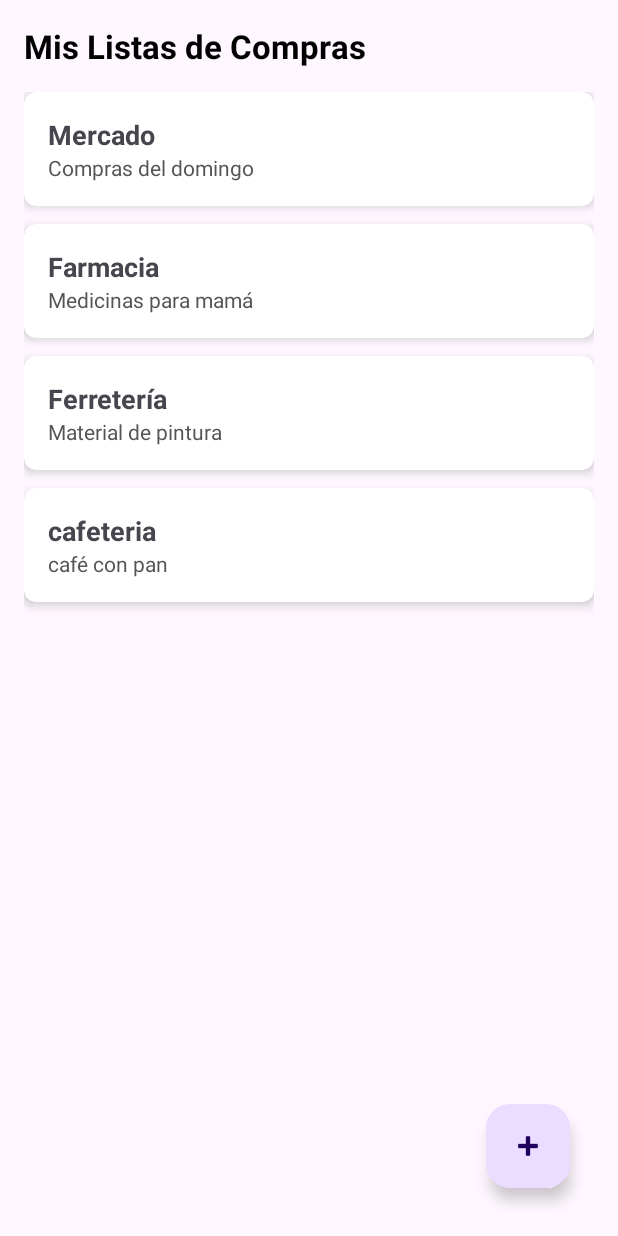
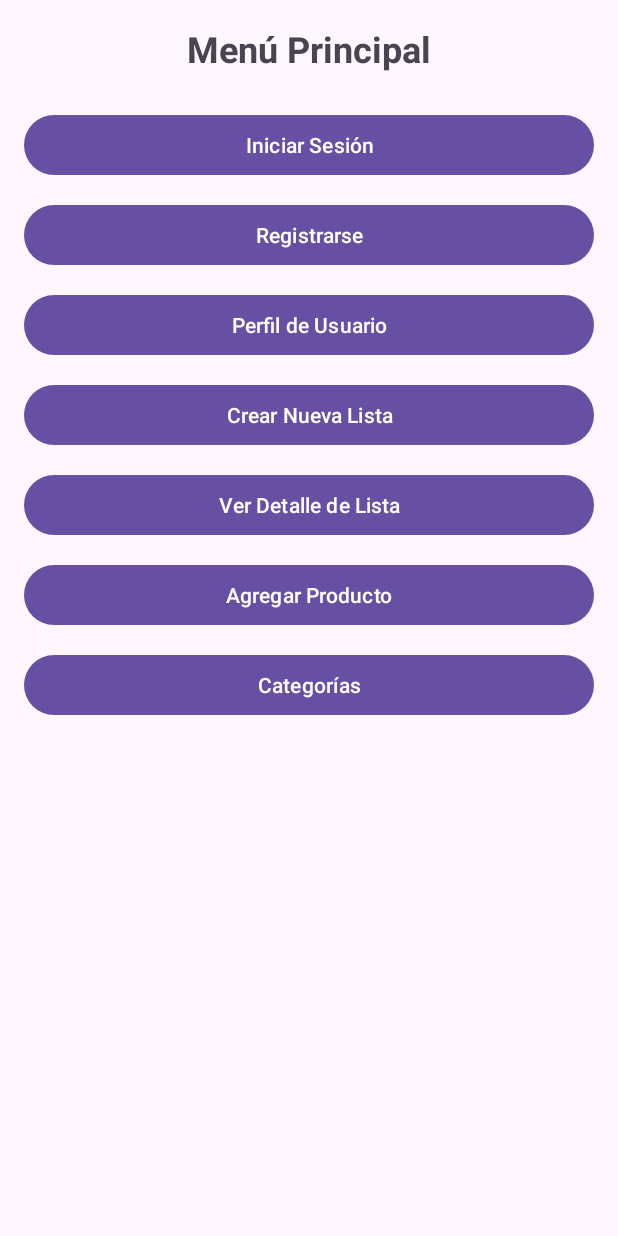
Before and after one commit to ChavezSalazarMarggioriCristina/Proyecto, an Android app: the screen it shows after launch (MainActivity), on a phone screen of 412 x 824 dp. Run offline under Robolectric (Android 15) with nearby library versions, the light colour scheme and no system bars.

Commit message:
codigo actualizado

```diff
--- a/app/src/main/java/com/example/proyectoo/MainActivity.java
+++ b/app/src/main/java/com/example/proyectoo/MainActivity.java
@@ -2,34 +2,47 @@ package com.example.proyectoo;
 
 import android.content.Intent;
 import android.os.Bundle;
+import android.widget.Button;
 import androidx.appcompat.app.AppCompatActivity;
-import androidx.recyclerview.widget.LinearLayoutManager;
-import androidx.recyclerview.widget.RecyclerView;
-import java.util.ArrayList;
-import java.util.List;
 
 public class MainActivity extends AppCompatActivity {
 
-    RecyclerView recyclerListas;
-    ListaAdapter adapter;
-    List<ListaCompra> listaEjemplo;
+    Button btnLogin, btnRegistro, btnPerfil, btnCrearLista, btnListaDetalle, btnCrearProducto, btnCategorias;
 
     @Override
     protected void onCreate(Bundle savedInstanceState) {
         super.onCreate(savedInstanceState);
-        setContentView(R.layout.activity_main);
+        setContentView(R.layout.activity_main); // Este es el layout del menú que me pasaste
 
-        recyclerListas = findViewById(R.id.recycler_listas);
-        recyclerListas.setLayoutManager(new LinearLayoutManager(this));
+        // Conectar botones con el layout XML
+        btnLogin = findViewById(R.id.btn_login);
+        btnRegistro = findViewById(R.id.btn_registro);
+        btnPerfil = findViewById(R.id.btn_perfil);
+        btnCrearLista = findViewById(R.id.btn_crear_lista);
+        btnListaDetalle = findViewById(R.id.btn_lista_detalle);
+        btnCrearProducto = findViewById(R.id.btn_crear_producto);
+        btnCategorias = findViewById(R.id.btn_categorias);
 
-        // Datos de prueba
-        listaEjemplo = new ArrayList<>();
-        listaEjemplo.add(new ListaCompra("Mercado", "Compras del domingo"));
-        listaEjemplo.add(new ListaCompra("Farmacia", "Medicinas para mamá"));
-        listaEjemplo.add(new ListaCompra("Ferretería", "Material de pintura"));
-        listaEjemplo.add(new ListaCompra("cafeteria", "café con pan"));
+        // Intents para ir a cada formulario
+        btnLogin.setOnClickListener(v ->
+                startActivity(new Intent(MainActivity.this, LoginActivity.class)));
 
-        adapter = new ListaAdapter(listaEjemplo);
-        recyclerListas.setAdapter(adapter);
+        btnRegistro.setOnClickListener(v ->
+                startActivity(new Intent(MainActivity.this, RegistroActivity.class)));
+
+        //btnPerfil.setOnClickListener(v ->
+          //      startActivity(new Intent(MainActivity.this, PerfilActivity.class)));
+
+        btnCrearLista.setOnClickListener(v ->
+                startActivity(new Intent(MainActivity.this, CrearListaActivity.class)));
+
+        btnListaDetalle.setOnClickListener(v ->
+                startActivity(new Intent(MainActivity.this, ListaDetalleActivity.class)));
+
+        btnCrearProducto.setOnClickListener(v ->
+                startActivity(new Intent(MainActivity.this, CrearProductoActivity.class)));
+
+        btnCategorias.setOnClickListener(v ->
+                startActivity(new Intent(MainActivity.this, CategoriaActivity.class)));
     }
 }
--- a/app/src/main/res/layout/activity_categoria.xml
+++ b/app/src/main/res/layout/activity_categoria.xml
@@ -3,7 +3,7 @@
     xmlns:android="http://schemas.android.com/apk/res/android"
     xmlns:app="http://schemas.android.com/apk/res-auto"
     xmlns:tools="http://schemas.android.com/tools"
-    android:id="@+id/layout_categorias"
+    android:id="@+id/main"
     android:layout_width="match_parent"
     android:layout_height="match_parent"
     android:padding="16dp"
--- a/app/src/main/res/layout/activity_crear_lista.xml
+++ b/app/src/main/res/layout/activity_crear_lista.xml
@@ -3,7 +3,7 @@
     xmlns:android="http://schemas.android.com/apk/res/android"
     xmlns:app="http://schemas.android.com/apk/res-auto"
     xmlns:tools="http://schemas.android.com/tools"
-    android:id="@+id/layout_crear_lista"
+    android:id="@+id/main"
     android:layout_width="match_parent"
     android:layout_height="match_parent"
     android:padding="24dp"
--- a/app/src/main/res/layout/activity_crear_producto.xml
+++ b/app/src/main/res/layout/activity_crear_producto.xml
@@ -3,7 +3,7 @@
     xmlns:android="http://schemas.android.com/apk/res/android"
     xmlns:app="http://schemas.android.com/apk/res-auto"
     xmlns:tools="http://schemas.android.com/tools"
-    android:id="@+id/layout_crear_producto"
+    android:id="@+id/main"
     android:layout_width="match_parent"
     android:layout_height="match_parent"
     android:padding="24dp"
--- a/app/src/main/res/layout/activity_lista_detalle.xml
+++ b/app/src/main/res/layout/activity_lista_detalle.xml
@@ -3,7 +3,7 @@
     xmlns:android="http://schemas.android.com/apk/res/android"
     xmlns:app="http://schemas.android.com/apk/res-auto"
     xmlns:tools="http://schemas.android.com/tools"
-    android:id="@+id/layout_lista_detalle"
+    android:id="@+id/main"
     android:layout_width="match_parent"
     android:layout_height="match_parent"
     android:padding="16dp"
--- a/app/src/main/res/layout/activity_main.xml
+++ b/app/src/main/res/layout/activity_main.xml
@@ -1,47 +1,73 @@
 <?xml version="1.0" encoding="utf-8"?>
-<androidx.constraintlayout.widget.ConstraintLayout
+<ScrollView
     xmlns:android="http://schemas.android.com/apk/res/android"
-    xmlns:app="http://schemas.android.com/apk/res-auto"
-    xmlns:tools="http://schemas.android.com/tools"
-    android:id="@+id/layout_main"
     android:layout_width="match_parent"
     android:layout_height="match_parent"
-    android:padding="16dp"
-    tools:context=".MainActivity">
+    android:padding="16dp">
 
-    <!-- Título -->
-    <TextView
-        android:id="@+id/tv_titulo_principal"
-        android:layout_width="0dp"
+    <LinearLayout
+        android:layout_width="match_parent"
         android:layout_height="wrap_content"
-        android:text="Mis Listas de Compras"
-        android:textSize="22sp"
-        android:textStyle="bold"
-        android:textColor="#000000"
-        app:layout_constraintTop_toTopOf="parent"
-        app:layout_constraintStart_toStartOf="parent"
-        app:layout_constraintEnd_toEndOf="parent" />
+        android:orientation="vertical"
+        android:gravity="center_horizontal">
 
-    <!-- RecyclerView -->
-    <androidx.recyclerview.widget.RecyclerView
-        android:id="@+id/recycler_listas"
-        android:layout_width="0dp"
-        android:layout_height="0dp"
-        app:layout_constraintTop_toBottomOf="@id/tv_titulo_principal"
-        app:layout_constraintBottom_toTopOf="@id/fab_nueva_lista"
-        app:layout_constraintStart_toStartOf="parent"
-        app:layout_constraintEnd_toEndOf="parent"
-        android:layout_marginTop="16dp" />
+        <TextView
+            android:id="@+id/tv_titulo"
+            android:layout_width="wrap_content"
+            android:layout_height="wrap_content"
+            android:text="Menú Principal"
+            android:textSize="24sp"
+            android:textStyle="bold"
+            android:layout_marginBottom="24dp"/>
 
-    <!-- Botón flotante -->
-    <com.google.android.material.floatingactionbutton.FloatingActionButton
-        android:id="@+id/fab_nueva_lista"
-        android:layout_width="wrap_content"
-        android:layout_height="wrap_content"
-        android:contentDescription="Crear nueva lista"
-        android:layout_margin="16dp"
-        app:srcCompat="@android:drawable/ic_input_add"
-        app:layout_constraintBottom_toBottomOf="parent"
-        app:layout_constraintEnd_toEndOf="parent" />
+        <!-- Botones para cada activity -->
+        <Button
+            android:id="@+id/btn_login"
+            android:layout_width="match_parent"
+            android:layout_height="wrap_content"
+            android:text="Iniciar Sesión"
+            android:layout_marginBottom="12dp"/>
 
-</androidx.constraintlayout.widget.ConstraintLayout>
+        <Button
+            android:id="@+id/btn_registro"
+            android:layout_width="match_parent"
+            android:layout_height="wrap_content"
+            android:text="Registrarse"
+            android:layout_marginBottom="12dp"/>
+
+        <Button
+            android:id="@+id/btn_perfil"
+            android:layout_width="match_parent"
+            android:layout_height="wrap_content"
+            android:text="Perfil de Usuario"
+            android:layout_marginBottom="12dp"/>
+
+        <Button
+            android:id="@+id/btn_crear_lista"
+            android:layout_width="match_parent"
+            android:layout_height="wrap_content"
+            android:text="Crear Nueva Lista"
+            android:layout_marginBottom="12dp"/>
+
+        <Button
+            android:id="@+id/btn_lista_detalle"
+            android:layout_width="match_parent"
+            android:layout_height="wrap_content"
+            android:text="Ver Detalle de Lista"
+            android:layout_marginBottom="12dp"/>
+
+        <Button
+            android:id="@+id/btn_crear_producto"
+            android:layout_width="match_parent"
+            android:layout_height="wrap_content"
+            android:text="Agregar Producto"
+            android:layout_marginBottom="12dp"/>
+
+        <Button
+            android:id="@+id/btn_categorias"
+            android:layout_width="match_parent"
+            android:layout_height="wrap_content"
+            android:text="Categorías"
+            android:layout_marginBottom="12dp"/>
+    </LinearLayout>
+</ScrollView>
```
Also changed, not shown: app/src/main/AndroidManifest.xml (+14 -28 lines), app/src/main/java/com/example/proyectoo/ListaDetalleActivity.java (+20 -6 lines), app/src/main/java/com/example/proyectoo/Producto.java (added, +29 -0 lines), app/src/main/java/com/example/proyectoo/ProductoAdapter.java (added, +68 -0 lines), app/src/main/res/layout/item_producto.xml (added, +54 -0 lines).
